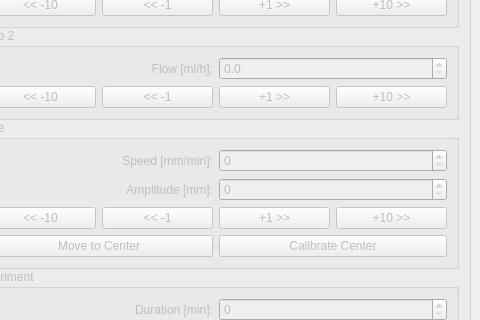
Above: GUI/mainwindow.ui from VojtechSkoumal/ElSpin before the change; both pictures show x 423 to 903 and y 130 to 450 of the 903 by 720 pixel window. Below: the same form after it.
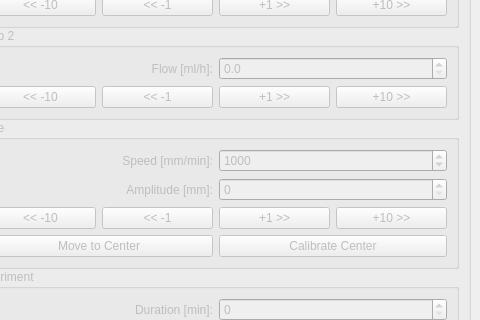
That is the form after the change.

Commit message: fix: wait for stage to start position move

The edit to the form file:
```diff
--- a/GUI/mainwindow.ui
+++ b/GUI/mainwindow.ui
@@ -473,6 +473,9 @@
                        <property name="singleStep">
                         <number>100</number>
                        </property>
+                       <property name="value">
+                        <number>1000</number>
+                       </property>
                       </widget>
                      </item>
                      <item row="1" column="1" colspan="2">
```
The commit also changes 1 other file.
